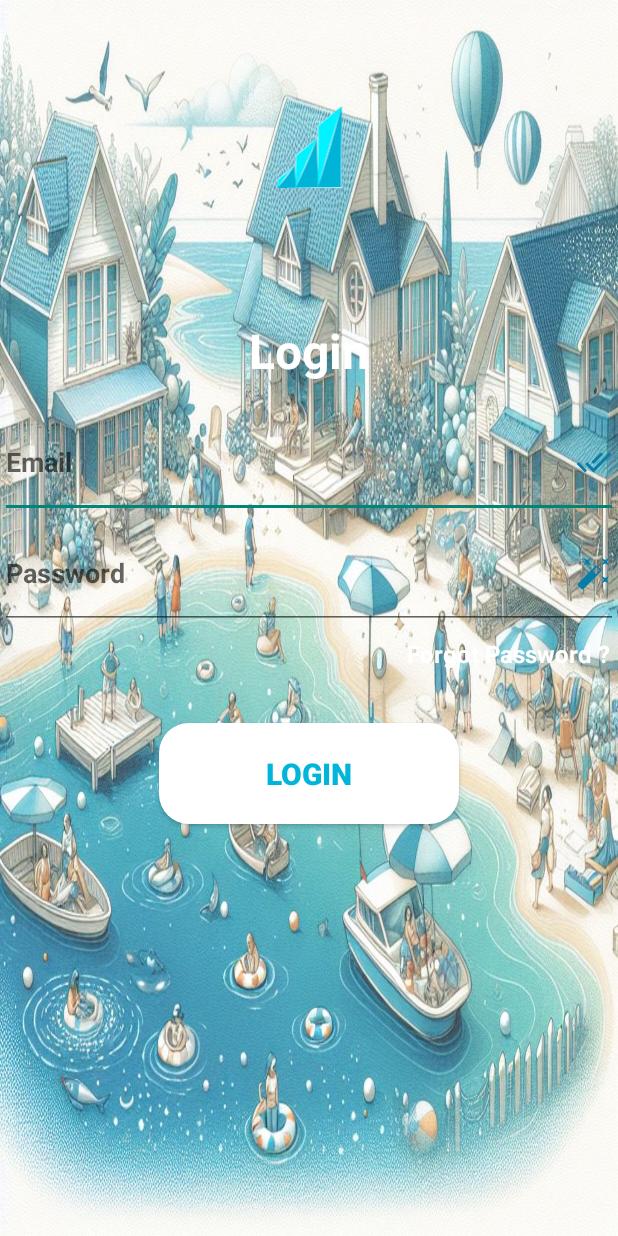
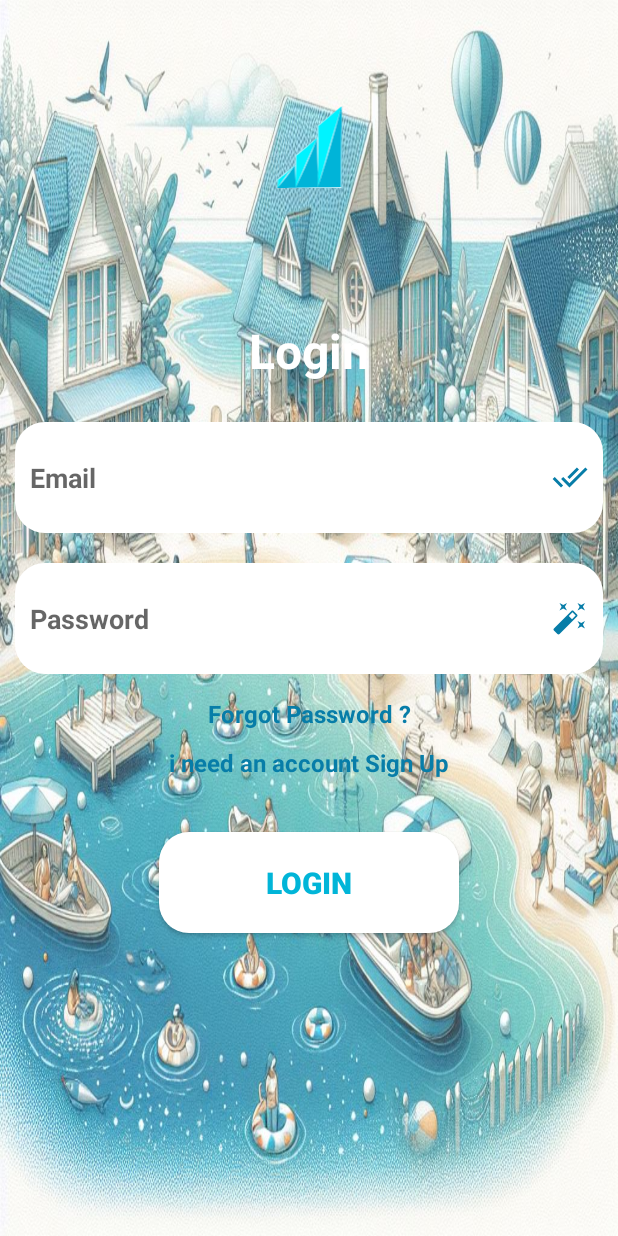
Before and after one commit to badrEladraoui1/SyndiSync, an Android app: the layout activity_login_2.xml on its own in the app's theme, with its tools: preview values and no code run, on a phone screen of 412 x 824 dp. Run offline under Robolectric (Android 15) with nearby library versions, the phone set to English and light mode, and no system bars.

Commit message:
adding Login and logout logic

```diff
--- a/app/build.gradle.kts
+++ b/app/build.gradle.kts
@@ -1,5 +1,6 @@
 plugins {
     id("com.android.application")
+    id("com.google.gms.google-services")
 }
 
 android {
@@ -38,6 +39,10 @@ dependencies {
     // Splash API :
     implementation("androidx.core:core-splashscreen:1.0.1")
 
+    implementation(platform("com.google.firebase:firebase-bom:32.8.1"))
+    implementation("com.google.firebase:firebase-analytics")
+    implementation("com.google.firebase:firebase-auth")
+
 
     implementation("androidx.appcompat:appcompat:1.6.1")
     implementation("com.google.android.material:material:1.11.0")
--- a/app/src/main/java/com/example/syndisync/MainActivity.java
+++ b/app/src/main/java/com/example/syndisync/MainActivity.java
@@ -9,10 +9,9 @@ public class MainActivity extends AppCompatActivity {
 
     @Override
     protected void onCreate(Bundle savedInstanceState) {
-//        // Handle the splash screen transition.
-        SplashScreen splashScreen = SplashScreen.installSplashScreen(this);
+
 
         super.onCreate(savedInstanceState);
-        setContentView(R.layout.activity_register_2);
+        setContentView(R.layout.activity_main);
     }
 }
--- a/app/src/main/res/layout/activity_login_2.xml
+++ b/app/src/main/res/layout/activity_login_2.xml
@@ -12,7 +12,8 @@
         android:layout_width="414dp"
         android:layout_height="196dp"
         android:layout_gravity="center"
-        android:src="@drawable/logo_shape" />
+        android:src="@drawable/logo_shape"
+        android:contentDescription="@string/imagex" />
 
     <TextView
         android:id="@+id/textView2"
@@ -30,45 +31,66 @@
         android:orientation="vertical">
 
         <EditText
-            android:id="@+id/editTextTextEmailAddress"
+            android:id="@+id/email"
             android:layout_width="match_parent"
             android:layout_height="74dp"
+            android:layout_margin="10sp"
             android:autofillHints="EmailAddress"
+            android:background="@drawable/button_background"
             android:ems="10"
-            android:drawableEnd="@drawable/baseline_done_all_24"
             android:hint="@string/email"
             android:inputType="textEmailAddress"
-            android:textStyle="bold" />
+            android:padding="10sp"
+            android:textStyle="bold"
+            android:drawableEnd="@drawable/baseline_done_all_24"
+            />
 
         <EditText
-            android:id="@+id/editTextTextPassword"
+            android:id="@+id/password"
             android:layout_width="match_parent"
             android:layout_height="74dp"
-            android:drawableEnd="@drawable/password_magic"
+            android:layout_margin="10sp"
+            android:background="@drawable/button_background"
             android:ems="10"
             android:hint="@string/password"
             android:inputType="textPassword"
-            android:textStyle="bold" />
+            android:padding="10sp"
+            android:drawableEnd="@drawable/password_magic"
+            android:textStyle="bold"
+            android:autofillHints="" />
 
         <TextView
             android:id="@+id/textView3"
             android:layout_width="match_parent"
             android:layout_height="wrap_content"
             android:layout_margin="5sp"
-            android:gravity="end"
             android:text="@string/forgot_password"
-            android:textColor="@color/white"
+            android:textColor="#077DA8"
             android:textSize="16sp"
+            android:gravity="center"
             android:textStyle="bold" />
 
+        <TextView
+            android:id="@+id/textView4"
+            android:layout_width="match_parent"
+            android:layout_height="wrap_content"
+            android:layout_margin="5sp"
+            android:text="@string/i_need_an_account_sign_up"
+            android:textColor="#077DA8"
+            android:textSize="16sp"
+            android:gravity="center"
+            android:textStyle="bold" />
+
+
         <Button
+            android:id="@+id/signIn"
             android:layout_width="200sp"
             android:layout_height="wrap_content"
             android:layout_gravity="center"
             android:layout_marginTop="30sp"
             android:background="@drawable/button_background"
             android:padding="20sp"
-            android:text="Login"
+            android:text="@string/log"
             android:textColor="@color/skyBlue"
             android:textSize="20sp"
             android:textStyle="bold" />
--- a/app/src/main/res/values/strings.xml
+++ b/app/src/main/res/values/strings.xml
@@ -12,4 +12,8 @@
     <string name="login2">Login</string>
     <string name="name">Name</string>
     <string name="phone_number">Phone number</string>
+    <string name="registre">Registre</string>
+    <string name="log">Login</string>
+    <string name="imagex">imagex</string>
+    <string name="i_need_an_account_sign_up">i need an account Sign Up</string>
 </resources>
--- a/build.gradle.kts
+++ b/build.gradle.kts
@@ -1,4 +1,5 @@
 // Top-level build file where you can add configuration options common to all sub-projects/modules.
 plugins {
     id("com.android.application") version "8.2.2" apply false
+    id("com.google.gms.google-services") version "4.4.1" apply false
 }
```
Also changed, not shown: app/src/main/AndroidManifest.xml (+11 -1 lines), app/src/main/java/com/example/syndisync/Login.java (added, +76 -0 lines), app/src/main/java/com/example/syndisync/Register.java (added, +13 -0 lines), app/src/main/res/drawable/logo_w_white_bg.xml (added, +116 -0 lines), app/src/main/res/layout/activity_register_2.xml (+22 -12 lines), 1 other file.
